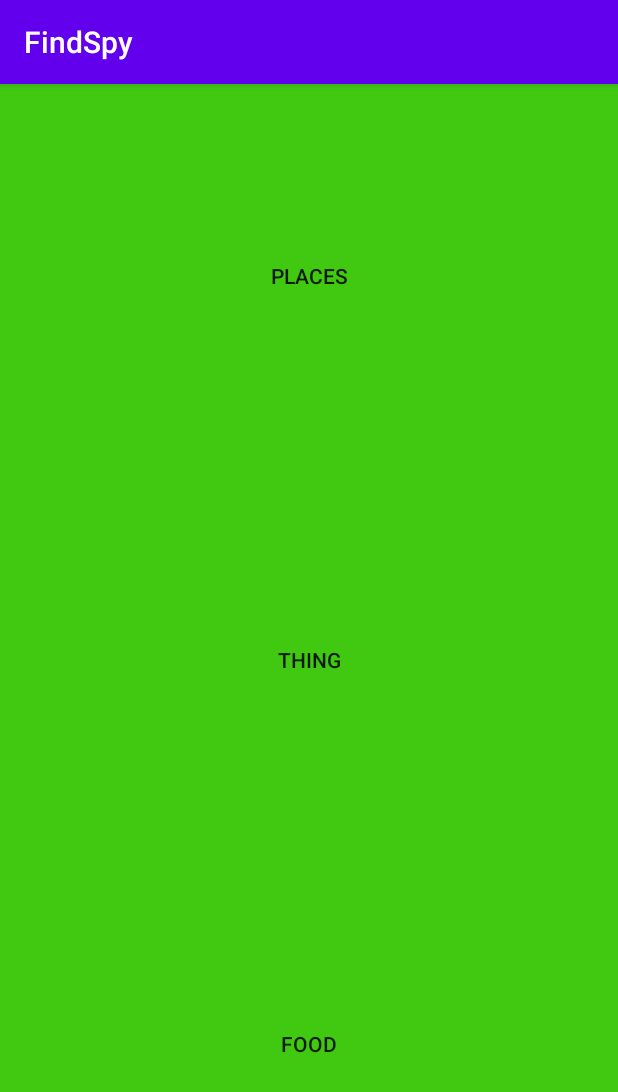
After one commit to AOC157/find-game, an Android app: the MenuActivity screen opened directly, with no data from a screen before it, on a phone screen of 412 x 824 dp. The commit adds this screen. Shown: the top 1092 px of the screen. Run offline under Robolectric (Android 15) with nearby library versions, the light colour scheme and no system bars.

Commit message:
add menu activity

```diff
--- a/app/src/main/AndroidManifest.xml
+++ b/app/src/main/AndroidManifest.xml
@@ -4,13 +4,14 @@
 
     <application
         android:allowBackup="true"
+        android:icon="@mipmap/ic_launcher"
         android:installLocation="internalOnly"
-        android:icon="@mipmap/ic_launcher"
         android:label="@string/app_name"
         android:roundIcon="@mipmap/ic_launcher_round"
         android:supportsRtl="true"
         android:theme="@style/AppTheme">
-        <activity android:name=".RunActivity" ></activity>
+        <activity android:name=".MenuActivity"></activity>
+        <activity android:name=".RunActivity" />
         <activity android:name=".PlacesActivity" />
         <activity android:name=".StartActivity1" />
         <activity android:name=".MainActivity">
--- /dev/null
+++ b/app/src/main/java/com/example/findspy/MenuActivity.java
@@ -0,0 +1,14 @@
+package com.example.findspy;
+
+import androidx.appcompat.app.AppCompatActivity;
+
+import android.os.Bundle;
+
+public class MenuActivity extends AppCompatActivity {
+
+    @Override
+    protected void onCreate(Bundle savedInstanceState) {
+        super.onCreate(savedInstanceState);
+        setContentView(R.layout.activity_menu);
+    }
+}
--- /dev/null
+++ b/app/src/main/res/layout/activity_menu.xml
@@ -0,0 +1,53 @@
+<?xml version="1.0" encoding="utf-8"?>
+<LinearLayout xmlns:android="http://schemas.android.com/apk/res/android"
+    xmlns:app="http://schemas.android.com/apk/res-auto"
+    xmlns:tools="http://schemas.android.com/tools"
+    android:layout_width="match_parent"
+    android:layout_height="match_parent"
+    android:orientation="vertical"
+    tools:context=".MenuActivity">
+
+    <LinearLayout
+        android:layout_width="match_parent"
+        android:layout_height="match_parent"
+        android:layout_weight="1.0"
+        android:orientation="horizontal">
+
+        <Button
+            android:id="@+id/place"
+            android:layout_width="match_parent"
+            android:layout_height="match_parent"
+            android:background="@color/green"
+            android:text="@string/places"/>
+    </LinearLayout>
+
+    <LinearLayout
+        android:layout_width="match_parent"
+        android:layout_height="match_parent"
+        android:layout_weight="1.0"
+        android:orientation="horizontal">
+
+        <Button
+            android:id="@+id/thing"
+            android:layout_width="match_parent"
+            android:layout_height="match_parent"
+            android:background="@color/green"
+            android:text="@string/thing"/>
+    </LinearLayout>
+
+    <LinearLayout
+        android:layout_width="match_parent"
+        android:layout_height="match_parent"
+        android:layout_weight="1.0"
+        android:orientation="horizontal">
+
+        <Button
+            android:id="@+id/food"
+            android:layout_width="match_parent"
+            android:layout_height="match_parent"
+            android:background="@color/green"
+            android:text="@string/food"/>
+    </LinearLayout>
+
+
+</LinearLayout>
--- a/app/src/main/res/values/strings.xml
+++ b/app/src/main/res/values/strings.xml
@@ -8,6 +8,9 @@
     <string name="spy">Spy</string>
     <string name="start">START</string>
     <string name="places">Places</string>
+    <string name="place">Place</string>
+    <string name="thing">Thing</string>
+    <string name="food">Food</string>
     <string name="role">Tap to show your role</string>
     <string name="hide">tap to hide</string>
     <string name="space">&#160;</string>
```
